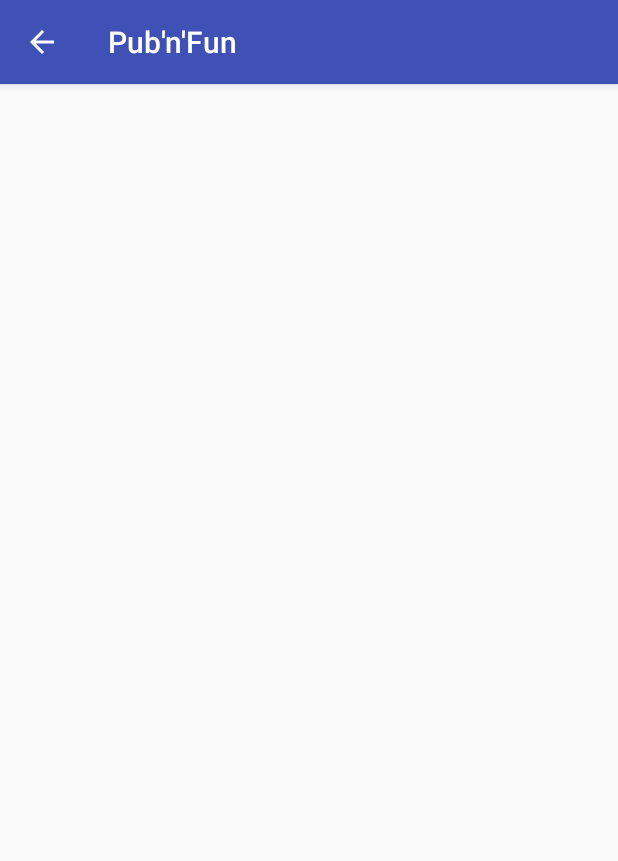
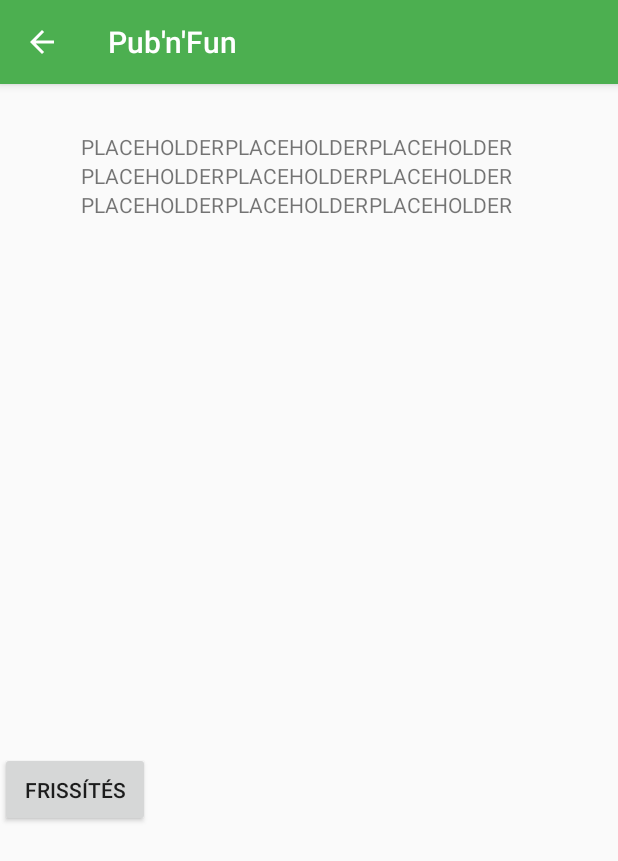
Before and after one commit to rft-dateapp/rftproject, an Android app: the ShowPubsAcivity screen opened directly, with no data from a screen before it, on a phone screen of 412 x 824 dp. Shown: the top 861 px of the screen. Run offline under Robolectric (Android 15) with nearby library versions, the phone set to English and light mode, and no system bars.

Commit message:
Adding colors

```diff
--- a/rft-kocsmapp/app/src/main/AndroidManifest.xml
+++ b/rft-kocsmapp/app/src/main/AndroidManifest.xml
@@ -22,10 +22,6 @@
                 <category android:name="android.intent.category.LAUNCHER" />
             </intent-filter>
         </activity>
-        <activity
-            android:name=".FacebookLoginActivity"
-            android:label="@string/title_activity_facebook_login"
-            android:parentActivityName=".MainActivity" />
         <activity
             android:name=".ShowPubsAcivity"
             android:parentActivityName=".MainActivity" />
--- a/rft-kocsmapp/app/src/main/res/layout/activity_show_pubs_acivity.xml
+++ b/rft-kocsmapp/app/src/main/res/layout/activity_show_pubs_acivity.xml
@@ -6,32 +6,96 @@
     android:layout_height="match_parent"
     tools:context="com.baxi.android.rft_kocsmapp.ShowPubsAcivity">
 
+    <Button
+        android:id="@+id/button3"
+        android:layout_width="100dp"
+        android:layout_height="50dp"
+        android:layout_marginTop="18dp"
+        android:text="Frissítés"
+        app:layout_constraintTop_toBottomOf="@+id/tableLayout"
+        tools:layout_editor_absoluteX="245dp" />
+
     <TableLayout
-        android:layout_width="368dp"
-        android:layout_height="495dp"
+        android:id="@+id/tableLayout"
+        android:layout_width="305dp"
+        android:layout_height="395dp"
+        android:layout_marginLeft="8dp"
+        android:layout_marginRight="8dp"
+        app:layout_constraintHorizontal_bias="0.507"
+        app:layout_constraintLeft_toLeftOf="parent"
+        app:layout_constraintRight_toRightOf="parent"
         app:layout_constraintTop_toTopOf="parent"
-        android:layout_marginTop="8dp"
-        android:layout_marginLeft="8dp"
-        app:layout_constraintLeft_toLeftOf="parent"
-        android:layout_marginRight="8dp"
-        app:layout_constraintRight_toRightOf="parent"
-        app:layout_constraintBottom_toBottomOf="parent"
-        android:layout_marginBottom="8dp">
+        android:layout_marginTop="32dp">
 
         <TableRow
             android:layout_width="match_parent"
-            android:layout_height="match_parent" />
+            android:layout_height="match_parent">
+
+            <TextView
+                android:id="@+id/textView"
+                android:layout_width="wrap_content"
+                android:layout_height="wrap_content"
+                android:text="PLACEHOLDER" />
+
+            <TextView
+                android:id="@+id/textView2"
+                android:layout_width="wrap_content"
+                android:layout_height="wrap_content"
+                android:text="PLACEHOLDER" />
+
+            <TextView
+                android:id="@+id/textView3"
+                android:layout_width="wrap_content"
+                android:layout_height="wrap_content"
+                android:text="PLACEHOLDER" />
+
+        </TableRow>
 
         <TableRow
             android:layout_width="match_parent"
-            android:layout_height="match_parent" />
+            android:layout_height="match_parent">
+
+            <TextView
+                android:id="@+id/textView4"
+                android:layout_width="wrap_content"
+                android:layout_height="wrap_content"
+                android:text="PLACEHOLDER" />
+
+            <TextView
+                android:id="@+id/textView6"
+                android:layout_width="wrap_content"
+                android:layout_height="wrap_content"
+                android:text="PLACEHOLDER" />
+
+            <TextView
+                android:id="@+id/textView7"
+                android:layout_width="wrap_content"
+                android:layout_height="wrap_content"
+                android:text="PLACEHOLDER" />
+        </TableRow>
 
         <TableRow
             android:layout_width="match_parent"
-            android:layout_height="match_parent" />
+            android:layout_height="match_parent">
 
-        <TableRow
-            android:layout_width="match_parent"
-            android:layout_height="match_parent" />
+            <TextView
+                android:id="@+id/textView8"
+                android:layout_width="wrap_content"
+                android:layout_height="wrap_content"
+                android:text="PLACEHOLDER" />
+
+            <TextView
+                android:id="@+id/textView9"
+                android:layout_width="wrap_content"
+                android:layout_height="wrap_content"
+                android:text="PLACEHOLDER" />
+
+            <TextView
+                android:id="@+id/textView10"
+                android:layout_width="wrap_content"
+                android:layout_height="wrap_content"
+                android:text="PLACEHOLDER" />
+        </TableRow>
+
     </TableLayout>
 </android.support.constraint.ConstraintLayout>
--- a/rft-kocsmapp/app/src/main/res/values/colors.xml
+++ b/rft-kocsmapp/app/src/main/res/values/colors.xml
@@ -1,6 +1,11 @@
 <?xml version="1.0" encoding="utf-8"?>
 <resources>
-    <color name="colorPrimary">#3F51B5</color>
-    <color name="colorPrimaryDark">#303F9F</color>
-    <color name="colorAccent">#FF4081</color>
+    <color name="colorPrimary">#4CAF50</color>
+    <color name="colorPrimaryDark">#388E3C</color>
+    <color name="colorAccent">#FFC107</color>
+    <color name="colorPrimaryLight">#C8E6C9</color>
+    <color name="colorText">#FFFFFF</color>
+    <color name="colorPrimaryText">#212121</color>
+    <color name="colorSecondaryText">#757575</color>
+    <color name="colorDivider">#BDBDBD</color>
 </resources>
--- a/rft-kocsmapp/app/src/main/res/values/strings.xml
+++ b/rft-kocsmapp/app/src/main/res/values/strings.xml
@@ -6,8 +6,8 @@
     <string name="button_suggest">Ajánlj egyet!</string>
     <string name="button_exit">Kilépés</string>
     <string name="title_activity_facebook_login">Sign in</string>
-    <string name="facebook_app_id">176279892948274</string>
-    <string name="fb_login_protocol_scheme">fb176279892948274</string>
+    <string name="facebook_app_id">292632967892473</string>
+    <string name="fb_login_protocol_scheme">fb292632967892473</string>
 
     <!-- Strings related to login -->
     <string name="prompt_email">Email</string>
```
Also changed, not shown: rft-kocsmapp/app/src/main/java/com/baxi/android/rft_kocsmapp/FacebookLoginActivity.java (deleted, +0 -387 lines), rft-kocsmapp/app/src/main/java/com/baxi/android/rft_kocsmapp/MainActivity.java (+34 -10 lines), rft-kocsmapp/app/src/main/res/layout/activity_facebook_login.xml (deleted, +0 -85 lines), rft-kocsmapp/app/src/main/res/layout/activity_main.xml (+19 -10 lines).
